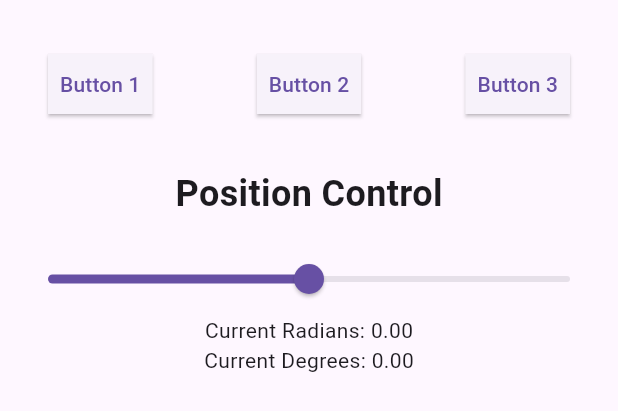
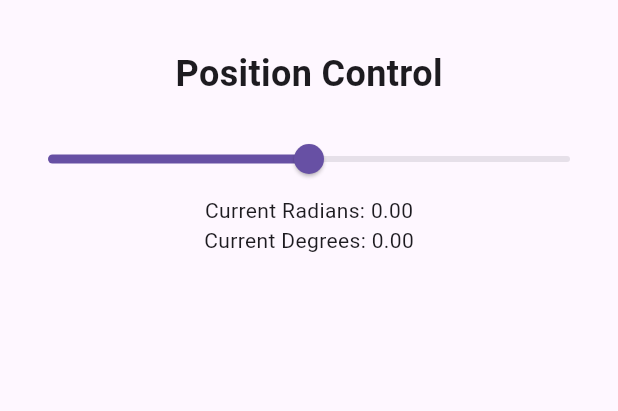
Before and after one commit to Jexim/flutter-embedded-test, a Flutter app: the PositionControl widget shown alone on an empty page, opened directly, on a phone screen of 412 x 824 dp. Shown: the top 411 px of the screen. Run offline on Flutter 3.47's test engine with Material 3 defaults, Android fonts, the phone set to English and light mode, and no system bars; our stand-ins replace flutter_bloc.

Commit message:
fix: improve app layout

```diff
--- a/lib/widgets/position_control.dart
+++ b/lib/widgets/position_control.dart
@@ -11,23 +11,14 @@ class PositionControl extends StatelessWidget {
   Widget build(BuildContext context) {
     return Container(
       padding: const EdgeInsets.fromLTRB(8, 32, 8, 16),
-      child: BlocBuilder<TriangleRotationCubit, double>(
+      child: Column(
+        children: [
+          Text('Position Control', style: TextStyle(fontSize: 24, fontWeight: FontWeight.bold)),
+          SizedBox(height: 16),
+          BlocBuilder<TriangleRotationCubit, double>(
             builder:
                 (context, triangleRotation) => Column(
                   children: [
-                Padding(
-                  padding: const EdgeInsets.fromLTRB(24, 0, 24, 32),
-                  child: Row(
-                    mainAxisAlignment: MainAxisAlignment.spaceBetween,
-                    children: [
-                      ElevatedButton(child: Text('Button 1'), onPressed: () {}),
-                      ElevatedButton(child: Text('Button 2'), onPressed: () {}),
-                      ElevatedButton(child: Text('Button 3'), onPressed: () {}),
-                    ],
-                  ),
-                ),
-                Text('Position Control', style: TextStyle(fontSize: 24, fontWeight: FontWeight.bold)),
-                SizedBox(height: 16),
                     Slider(
                       value: triangleRotation,
                       min: -math.pi,
@@ -41,6 +32,8 @@ class PositionControl extends StatelessWidget {
                   ],
                 ),
           ),
+        ],
+      ),
     );
   }
 }
```
Also changed, not shown: lib/main.dart (+4 -10 lines), lib/widgets/sidebar.dart (added, +30 -0 lines). Lines whose indentation alone changed are shown as unchanged.
